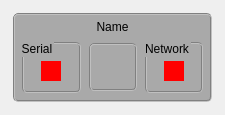
First picture: the form in netport.ui, repository guitarpicva/NetPort, before the edit.
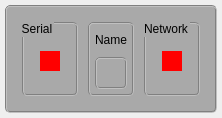
Second picture: the form after the edit. Icons and pictures are not drawn.

Commit message: add ability to create more than one NetPort widget in the window

Diff of the .ui file:
```diff
--- a/netport.ui
+++ b/netport.ui
@@ -6,8 +6,8 @@
    <rect>
     <x>0</x>
     <y>0</y>
-    <width>225</width>
-    <height>115</height>
+    <width>212</width>
+    <height>118</height>
    </rect>
   </property>
   <property name="minimumSize">
@@ -42,20 +42,96 @@
 }</string>
   </property>
   <layout class="QHBoxLayout" name="horizontalLayout_3">
+   <property name="leftMargin">
+    <number>3</number>
+   </property>
+   <property name="topMargin">
+    <number>3</number>
+   </property>
+   <property name="rightMargin">
+    <number>3</number>
+   </property>
+   <property name="bottomMargin">
+    <number>3</number>
+   </property>
    <item>
     <layout class="QHBoxLayout" name="horizontalLayout">
      <item>
+      <widget class="QGroupBox" name="netPortGroupBox">
+       <property name="maximumSize">
+        <size>
+         <width>16777215</width>
+         <height>16777215</height>
+        </size>
+       </property>
+       <property name="title">
+        <string/>
+       </property>
+       <layout class="QHBoxLayout" name="horizontalLayout_2">
+        <item>
+         <widget class="QGroupBox" name="groupBox_2">
+          <property name="sizePolicy">
+           <sizepolicy hsizetype="Fixed" vsizetype="Preferred">
+            <horstretch>0</horstretch>
+            <verstretch>0</verstretch>
+           </sizepolicy>
+          </property>
+          <property name="minimumSize">
+           <size>
+            <width>60</width>
+            <height>50</height>
+           </size>
+          </property>
+          <property name="title">
+           <string>Serial</string>
+          </property>
+          <layout class="QGridLayout" name="gridLayout_2">
+           <property name="topMargin">
+            <number>15</number>
+           </property>
+           <item row="0" column="0">
+            <widget class="QLabel" name="serialConnectedLabel">
+             <property name="minimumSize">
+              <size>
+               <width>20</width>
+               <height>20</height>
+              </size>
+             </property>
+             <property name="maximumSize">
+              <size>
+               <width>20</width>
+               <height>20</height>
+              </size>
+             </property>
+             <property name="toolTip">
+              <string>Connected when Green.</string>
+             </property>
+             <property name="styleSheet">
+              <string notr="true">QLabel {background-color:red;}</string>
+             </property>
+             <property name="text">
+              <string/>
+             </property>
+             <property name="alignment">
+              <set>Qt::AlignCenter</set>
+             </property>
+             <property name="textInteractionFlags">
+              <set>Qt::NoTextInteraction</set>
+             </property>
+            </widget>
+           </item>
+          </layout>
+         </widget>
+        </item>
+        <item>
       <widget class="QGroupBox" name="groupBox">
-       <property name="maximumSize">
-        <size>
-         <width>210</width>
-         <height>100</height>
-        </size>
-       </property>
        <property name="title">
         <string/>
        </property>
-       <layout class="QGridLayout" name="gridLayout_3">
+          <property name="alignment">
+           <set>Qt::AlignCenter</set>
+          </property>
+          <layout class="QGridLayout" name="gridLayout">
         <property name="leftMargin">
          <number>3</number>
         </property>
@@ -68,7 +144,7 @@
         <property name="bottomMargin">
          <number>3</number>
         </property>
-        <item row="0" column="0" colspan="3">
+           <item row="0" column="0">
          <widget class="QLabel" name="nameLabel">
           <property name="text">
            <string>Name</string>
@@ -76,69 +152,23 @@
           <property name="alignment">
            <set>Qt::AlignCenter</set>
           </property>
-         </widget>
-        </item>
-        <item row="1" column="2">
-         <widget class="QGroupBox" name="groupBox_3">
-          <property name="minimumSize">
-           <size>
-            <width>50</width>
-            <height>50</height>
-           </size>
-          </property>
-          <property name="title">
-           <string>Network</string>
-          </property>
-          <layout class="QGridLayout" name="gridLayout">
-           <property name="topMargin">
-            <number>15</number>
-           </property>
-           <item row="0" column="0">
-            <widget class="QLabel" name="netConnectedLabel">
-             <property name="minimumSize">
-              <size>
-               <width>20</width>
-               <height>20</height>
-              </size>
-             </property>
-             <property name="maximumSize">
-              <size>
-               <width>20</width>
-               <height>20</height>
-              </size>
-             </property>
-             <property name="toolTip">
-              <string>Server started when Blue. Connected when Green.</string>
-             </property>
-             <property name="styleSheet">
-              <string notr="true">QLabel {background-color:red;}</string>
-             </property>
-             <property name="text">
-              <string/>
-             </property>
-             <property name="alignment">
-              <set>Qt::AlignCenter</set>
-             </property>
              <property name="textInteractionFlags">
               <set>Qt::NoTextInteraction</set>
              </property>
             </widget>
            </item>
-          </layout>
-         </widget>
-        </item>
-        <item row="1" column="1">
+           <item row="1" column="0">
          <widget class="QPushButton" name="configButton">
           <property name="minimumSize">
            <size>
-            <width>48</width>
-            <height>48</height>
+               <width>32</width>
+               <height>32</height>
            </size>
           </property>
           <property name="maximumSize">
            <size>
-            <width>48</width>
-            <height>48</height>
+               <width>32</width>
+               <height>32</height>
            </size>
           </property>
           <property name="toolTip">
@@ -159,23 +189,32 @@
           </property>
          </widget>
         </item>
-        <item row="1" column="0">
-         <widget class="QGroupBox" name="groupBox_2">
+          </layout>
+         </widget>
+        </item>
+        <item>
+         <widget class="QGroupBox" name="groupBox_3">
+          <property name="sizePolicy">
+           <sizepolicy hsizetype="Fixed" vsizetype="Preferred">
+            <horstretch>0</horstretch>
+            <verstretch>0</verstretch>
+           </sizepolicy>
+          </property>
           <property name="minimumSize">
            <size>
-            <width>50</width>
+            <width>60</width>
             <height>50</height>
            </size>
           </property>
           <property name="title">
-           <string>Serial</string>
+           <string>Network</string>
           </property>
-          <layout class="QGridLayout" name="gridLayout_2">
+          <layout class="QGridLayout" name="gridLayout_3">
            <property name="topMargin">
             <number>15</number>
            </property>
            <item row="0" column="0">
-            <widget class="QLabel" name="serialConnectedLabel">
+            <widget class="QLabel" name="netConnectedLabel">
              <property name="minimumSize">
               <size>
                <width>20</width>
```
Left out of the diff: 4 changed lines with no effect on the pictures. Lines whose indentation alone changed are shown as unchanged. The commit also changes 10 other files.
